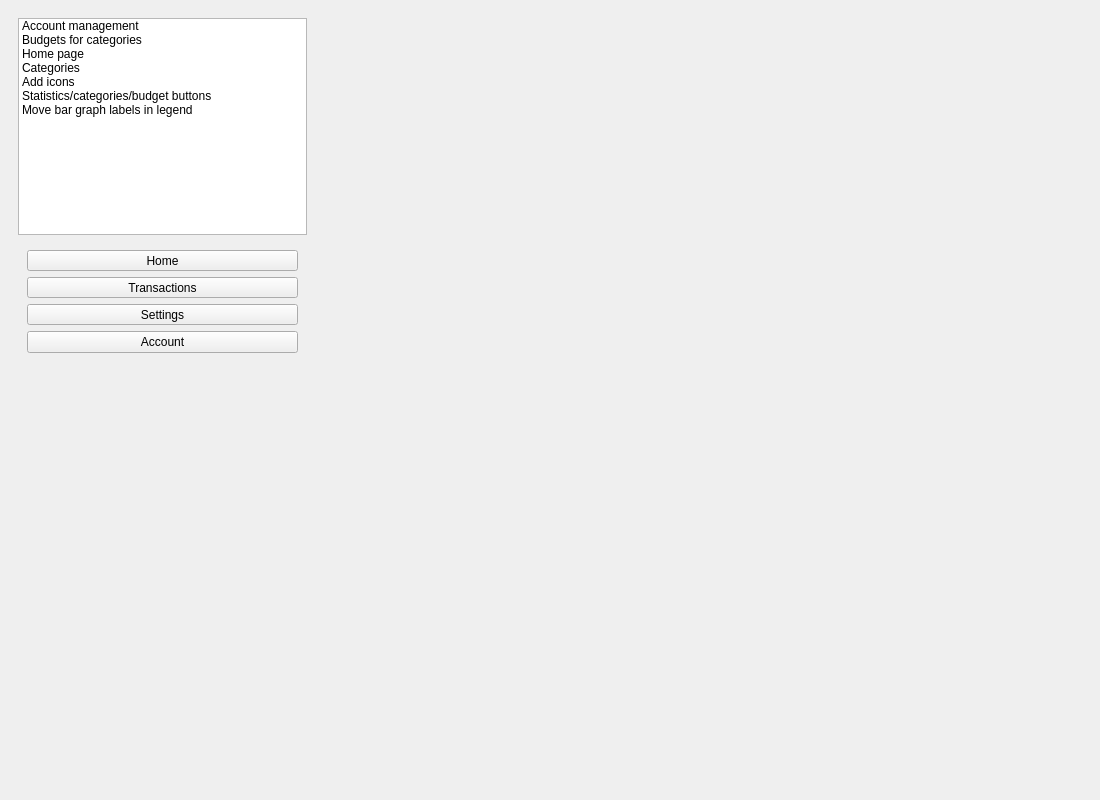
david4more/CoinWarden, file Desktop/mainwindow.ui: the form before one commit.
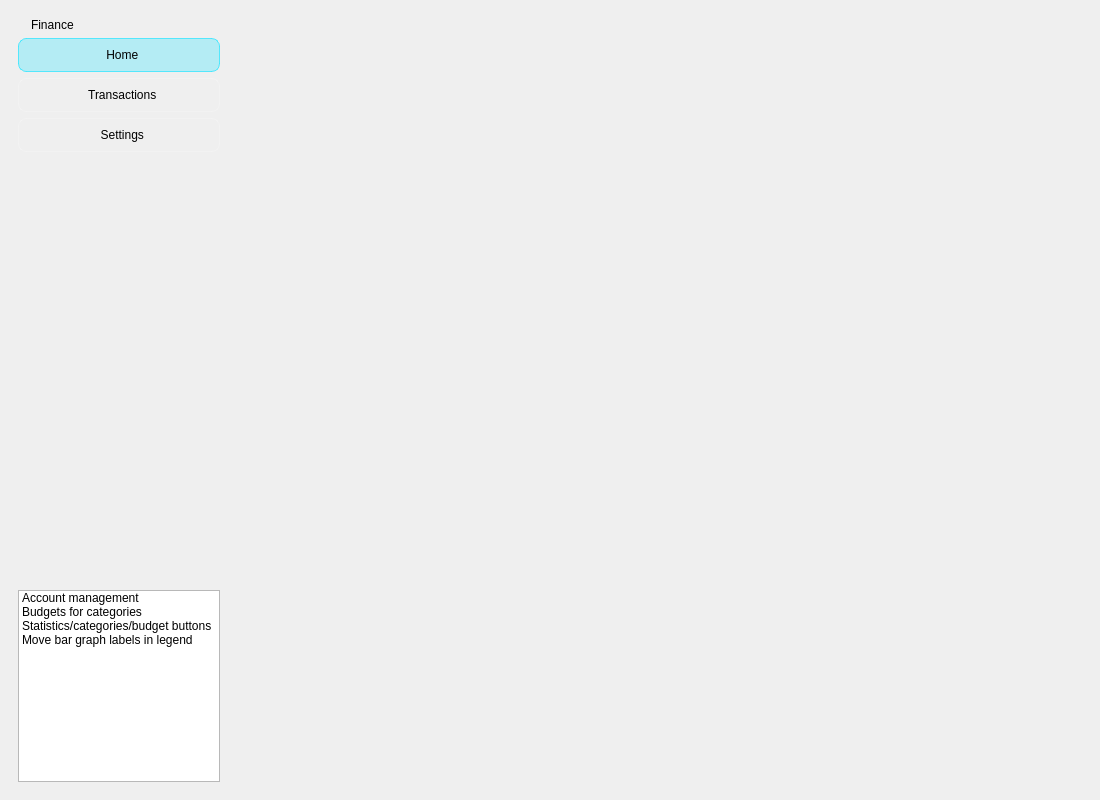
The form after the commit. Icons and pictures are not drawn.

Commit message: add icons, improve UI design

```diff
--- a/Desktop/mainwindow.ui
+++ b/Desktop/mainwindow.ui
@@ -17,9 +17,12 @@
    <layout class="QHBoxLayout" name="horizontalLayout">
     <item>
      <widget class="QWidget" name="panel" native="true">
+      <property name="enabled">
+       <bool>true</bool>
+      </property>
       <property name="sizePolicy">
-       <sizepolicy hsizetype="Preferred" vsizetype="Preferred">
-        <horstretch>2</horstretch>
+       <sizepolicy hsizetype="Fixed" vsizetype="Preferred">
+        <horstretch>0</horstretch>
         <verstretch>0</verstretch>
        </sizepolicy>
       </property>
@@ -29,104 +32,241 @@
         <height>0</height>
        </size>
       </property>
+      <property name="maximumSize">
+       <size>
+        <width>220</width>
+        <height>16777215</height>
+       </size>
+      </property>
       <layout class="QVBoxLayout" name="verticalLayout">
        <item>
-        <widget class="QListWidget" name="listWidget">
-         <property name="sizePolicy">
-          <sizepolicy hsizetype="Expanding" vsizetype="Expanding">
-           <horstretch>0</horstretch>
-           <verstretch>2</verstretch>
-          </sizepolicy>
-         </property>
+        <layout class="QHBoxLayout" name="horizontalLayout_2">
          <item>
-          <property name="text">
-           <string>Account management</string>
-          </property>
-         </item>
-         <item>
-          <property name="text">
-           <string>Budgets for categories</string>
-          </property>
-         </item>
-         <item>
-          <property name="text">
-           <string>Home page</string>
-          </property>
-         </item>
-         <item>
-          <property name="text">
-           <string>Categories</string>
-          </property>
-         </item>
-         <item>
-          <property name="text">
-           <string>Add icons</string>
-          </property>
-         </item>
-         <item>
+          <widget class="QLabel" name="label_2">
+           <property name="maximumSize">
+            <size>
+             <width>50</width>
+             <height>50</height>
+            </size>
+           </property>
+           <property name="layoutDirection">
+            <enum>Qt::LayoutDirection::LeftToRight</enum>
+           </property>
+           <property name="autoFillBackground">
+            <bool>false</bool>
+           </property>
+           <property name="frameShape">
+            <enum>QFrame::Shape::NoFrame</enum>
+           </property>
+           <property name="frameShadow">
+            <enum>QFrame::Shadow::Plain</enum>
+           </property>
           <property name="text">
-           <string>Statistics/categories/budget buttons</string>
-          </property>
-         </item>
-         <item>
-          <property name="text">
-           <string>Move bar graph labels in legend</string>
-          </property>
-         </item>
+            <string/>
+           </property>
+           <property name="pixmap">
+            <pixmap resource="Files/files.qrc">:/logo</pixmap>
+           </property>
+           <property name="scaledContents">
+            <bool>true</bool>
+           </property>
+           <property name="margin">
+            <number>8</number>
+           </property>
         </widget>
        </item>
        <item>
-        <widget class="QWidget" name="widget_2" native="true">
+          <widget class="QLabel" name="label">
          <property name="sizePolicy">
           <sizepolicy hsizetype="Preferred" vsizetype="Preferred">
-           <horstretch>0</horstretch>
-           <verstretch>5</verstretch>
-          </sizepolicy>
-         </property>
-         <layout class="QVBoxLayout" name="verticalLayout_2">
+             <horstretch>1</horstretch>
+             <verstretch>0</verstretch>
+            </sizepolicy>
+           </property>
+           <property name="styleSheet">
+            <string notr="true">font: 600 italic 20pt &quot;Cascadia Code&quot;;</string>
+           </property>
+           <property name="text">
+            <string>Finance</string>
+           </property>
+          </widget>
+         </item>
+        </layout>
+       </item>
           <item>
-           <widget class="QToolButton" name="homeButton">
+        <widget class="QToolButton" name="home">
             <property name="sizePolicy">
              <sizepolicy hsizetype="Preferred" vsizetype="Fixed">
               <horstretch>0</horstretch>
               <verstretch>0</verstretch>
              </sizepolicy>
             </property>
+         <property name="minimumSize">
+          <size>
+           <width>0</width>
+           <height>34</height>
+          </size>
+         </property>
+         <property name="layoutDirection">
+          <enum>Qt::LayoutDirection::LeftToRight</enum>
+         </property>
+         <property name="autoFillBackground">
+          <bool>false</bool>
+         </property>
+         <property name="styleSheet">
+          <string notr="true">QToolButton {
+	padding: 0px 6px;
+    font: 500 11pt &quot;Sans Serif Collection&quot;;
+    background-color: rgba(255, 255, 255, 0);
+    border-radius: 8px;
+    border: 1px solid rgba(255,255,255,50);
+}
+
+QToolButton:hover {
+    background-color: rgba(255, 255, 255, 50);
+}
+
+QToolButton:pressed {
+    background-color: rgba(255, 255, 255, 150);
+}
+
+QToolButton:checked {
+    background-color: rgba(50, 230, 255, 80);
+    border: 1px solid rgba(50,230,255, 200);
+}</string>
+         </property>
             <property name="text">
-             <string>Home</string>
-            </property>
+          <string>  Home</string>
+         </property>
+         <property name="icon">
+          <iconset resource="Files/files.qrc">
+           <normaloff>:/homePage</normaloff>:/homePage</iconset>
+         </property>
+         <property name="checkable">
+          <bool>true</bool>
+         </property>
+         <property name="checked">
+          <bool>true</bool>
+         </property>
+         <property name="toolButtonStyle">
+          <enum>Qt::ToolButtonStyle::ToolButtonTextBesideIcon</enum>
+         </property>
+         <property name="autoRaise">
+          <bool>true</bool>
+         </property>
            </widget>
           </item>
           <item>
-           <widget class="QToolButton" name="transactionsButton">
+        <widget class="QToolButton" name="transactions">
             <property name="sizePolicy">
              <sizepolicy hsizetype="Preferred" vsizetype="Fixed">
               <horstretch>0</horstretch>
               <verstretch>0</verstretch>
              </sizepolicy>
             </property>
+         <property name="minimumSize">
+          <size>
+           <width>0</width>
+           <height>34</height>
+          </size>
+         </property>
+         <property name="autoFillBackground">
+          <bool>false</bool>
+         </property>
+         <property name="styleSheet">
+          <string notr="true">QToolButton {
+	padding: 0px 6px;
+    font: 500 11pt &quot;Sans Serif Collection&quot;;
+    background-color: rgba(255, 255, 255, 0);
+    border-radius: 8px;
+    border: 1px solid rgba(255,255,255,50);
+}
+
+QToolButton:hover {
+    background-color: rgba(255, 255, 255, 50);
+}
+
+QToolButton:pressed {
+    background-color: rgba(255, 255, 255, 150);
+}
+
+QToolButton:checked {
+    background-color: rgba(50, 230, 255, 80);
+    border: 1px solid rgba(50,230,255, 200);
+}</string>
+         </property>
             <property name="text">
-             <string>Transactions</string>
-            </property>
+          <string>  Transactions</string>
+         </property>
+         <property name="icon">
+          <iconset resource="Files/files.qrc">
+           <normaloff>:/transactionsPage</normaloff>:/transactionsPage</iconset>
+         </property>
+         <property name="checkable">
+          <bool>true</bool>
+         </property>
+         <property name="checked">
+          <bool>false</bool>
+         </property>
+         <property name="toolButtonStyle">
+          <enum>Qt::ToolButtonStyle::ToolButtonTextBesideIcon</enum>
+         </property>
+         <property name="autoRaise">
+          <bool>true</bool>
+         </property>
            </widget>
           </item>
           <item>
-           <widget class="QToolButton" name="settingsButton">
+        <widget class="QToolButton" name="settings">
             <property name="sizePolicy">
              <sizepolicy hsizetype="Preferred" vsizetype="Fixed">
               <horstretch>0</horstretch>
               <verstretch>0</verstretch>
              </sizepolicy>
             </property>
-            <property name="text">
-             <string>Settings</string>
-            </property>
-           </widget>
-          </item>
-          <item>
-           <widget class="QPushButton" name="pushButton_2">
+         <property name="minimumSize">
+          <size>
+           <width>0</width>
+           <height>34</height>
+          </size>
+         </property>
+         <property name="styleSheet">
+          <string notr="true">QToolButton {
+	padding: 0px 6px;
+    font: 500 11pt &quot;Sans Serif Collection&quot;;
+    background-color: rgba(255, 255, 255, 0);
+    border-radius: 8px;
+    border: 1px solid rgba(255,255,255,50);
+}
+
+QToolButton:hover {
+    background-color: rgba(255, 255, 255, 50);
+}
+
+QToolButton:pressed {
+    background-color: rgba(255, 255, 255, 150);
+}
+
+QToolButton:checked {
+    background-color: rgba(50, 230, 255, 80);
+    border: 1px solid rgba(50,230,255, 200);
+}</string>
+         </property>
             <property name="text">
-             <string>Account</string>
+          <string>  Settings</string>
+         </property>
+         <property name="icon">
+          <iconset resource="Files/files.qrc">
+           <normaloff>:/settingsPage</normaloff>:/settingsPage</iconset>
+         </property>
+         <property name="checkable">
+          <bool>true</bool>
+         </property>
+         <property name="toolButtonStyle">
+          <enum>Qt::ToolButtonStyle::ToolButtonTextBesideIcon</enum>
+         </property>
+         <property name="autoRaise">
+          <bool>true</bool>
             </property>
            </widget>
           </item>
@@ -138,12 +278,39 @@
             <property name="sizeHint" stdset="0">
              <size>
               <width>20</width>
-              <height>291</height>
+           <height>385</height>
              </size>
             </property>
            </spacer>
           </item>
-         </layout>
+       <item>
+        <widget class="QListWidget" name="listWidget">
+         <property name="sizePolicy">
+          <sizepolicy hsizetype="Expanding" vsizetype="Fixed">
+           <horstretch>0</horstretch>
+           <verstretch>2</verstretch>
+          </sizepolicy>
+         </property>
+         <item>
+          <property name="text">
+           <string>Account management</string>
+          </property>
+         </item>
+         <item>
+          <property name="text">
+           <string>Budgets for categories</string>
+          </property>
+         </item>
+         <item>
+          <property name="text">
+           <string>Statistics/categories/budget buttons</string>
+          </property>
+         </item>
+         <item>
+          <property name="text">
+           <string>Move bar graph labels in legend</string>
+          </property>
+         </item>
         </widget>
        </item>
       </layout>
@@ -153,7 +320,7 @@
      <widget class="QStackedWidget" name="pages">
       <property name="sizePolicy">
        <sizepolicy hsizetype="Preferred" vsizetype="Preferred">
-        <horstretch>5</horstretch>
+        <horstretch>0</horstretch>
         <verstretch>0</verstretch>
        </sizepolicy>
       </property>
```
Left out of the diff: 4 changed lines with no effect on the pictures. Lines whose indentation alone changed are shown as unchanged. The commit also changes 15 other files.
